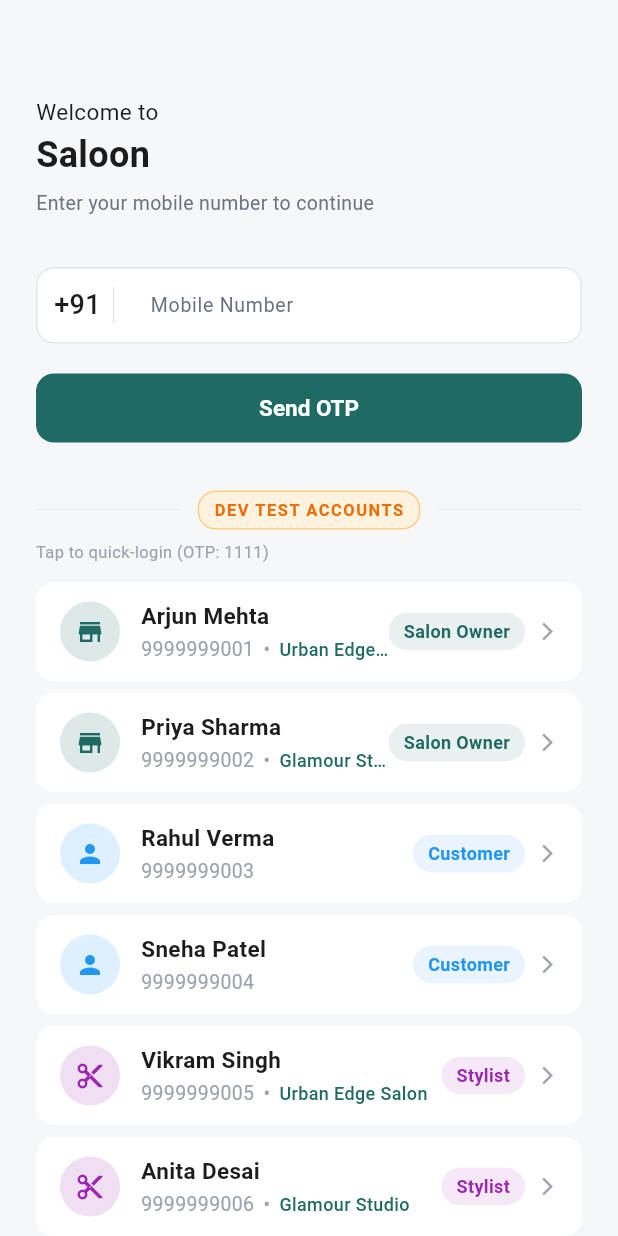
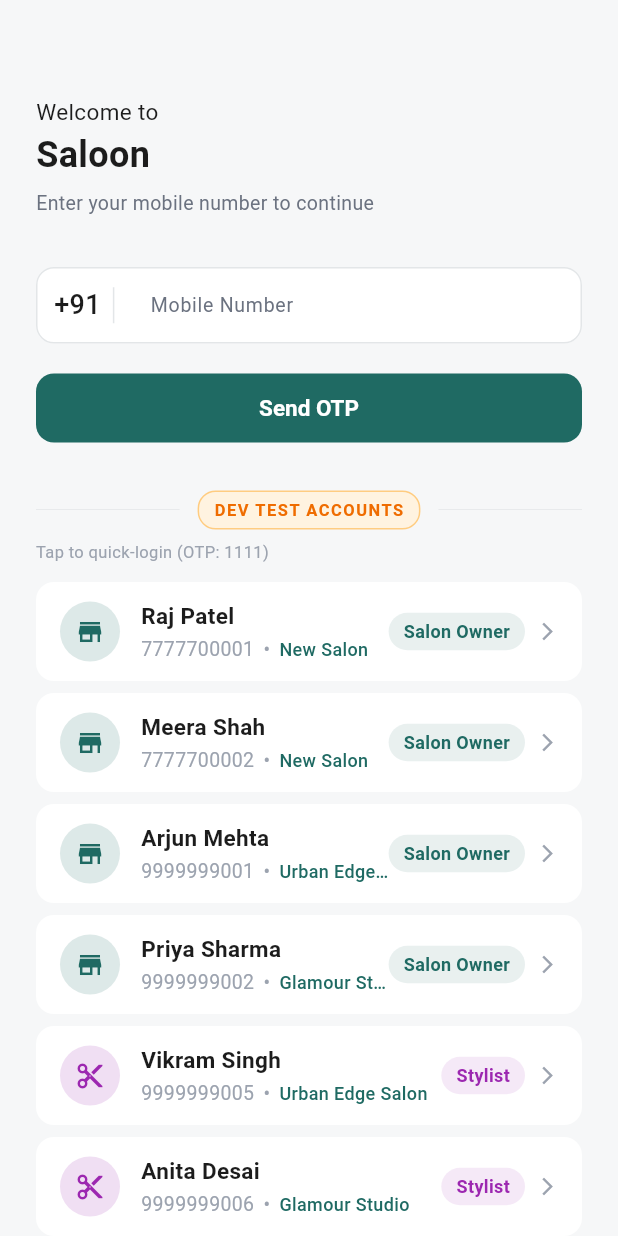
Before and after one commit to mihir-kanzariya/salon-owner, a Flutter app: the screen it shows after launch, on a phone screen of 412 x 824 dp. Run offline on Flutter 3.47's test engine with Material 3 defaults, Android fonts, the light colour scheme and no system bars; our stand-ins replace cached_network_image, connectivity_plus, firebase_core, firebase_messaging, flutter_local_notifications, flutter_secure_storage and 6 more; accounts and stored records are empty; network calls fail; project files that could hold a hidden picture were left out.

Commit message:
Add wallet API endpoints to config

```diff
--- a/lib/config/api_config.dart
+++ b/lib/config/api_config.dart
@@ -48,6 +48,12 @@ class ApiConfig {
   static String salonSettlements(String salonId) => '/payments/salon/$salonId/settlements';
   static String incentiveProgress(String salonId) => '/payments/salon/$salonId/incentive-progress';
 
+  // Wallet
+  static String walletSummary(String salonId) => '/wallet/salon/$salonId/summary';
+  static String walletLedger(String salonId) => '/wallet/salon/$salonId/ledger';
+  static String walletWithdraw(String salonId) => '/wallet/salon/$salonId/withdraw';
+  static String walletWithdrawals(String salonId) => '/wallet/salon/$salonId/withdrawals';
+
   // Reviews
   static const String reviews = '/reviews';
 
--- a/lib/features/auth/presentation/screens/phone_screen.dart
+++ b/lib/features/auth/presentation/screens/phone_screen.dart
@@ -12,10 +12,10 @@ import '../../../salon/providers/salon_provider.dart';
 const _devMode = true;
 
 const _testAccounts = [
+  {'phone': '7777700001', 'name': 'Raj Patel', 'role': 'Salon Owner', 'salon': 'New Salon', 'icon': Icons.store},
+  {'phone': '7777700002', 'name': 'Meera Shah', 'role': 'Salon Owner', 'salon': 'New Salon', 'icon': Icons.store},
   {'phone': '9999999001', 'name': 'Arjun Mehta', 'role': 'Salon Owner', 'salon': 'Urban Edge Salon', 'icon': Icons.store},
   {'phone': '9999999002', 'name': 'Priya Sharma', 'role': 'Salon Owner', 'salon': 'Glamour Studio', 'icon': Icons.store},
-  {'phone': '9999999003', 'name': 'Rahul Verma', 'role': 'Customer', 'salon': '', 'icon': Icons.person},
-  {'phone': '9999999004', 'name': 'Sneha Patel', 'role': 'Customer', 'salon': '', 'icon': Icons.person},
   {'phone': '9999999005', 'name': 'Vikram Singh', 'role': 'Stylist', 'salon': 'Urban Edge Salon', 'icon': Icons.content_cut},
   {'phone': '9999999006', 'name': 'Anita Desai', 'role': 'Stylist', 'salon': 'Glamour Studio', 'icon': Icons.content_cut},
 ];
--- a/lib/features/auth/presentation/screens/profile_setup_screen.dart
+++ b/lib/features/auth/presentation/screens/profile_setup_screen.dart
@@ -6,6 +6,7 @@ import '../../../../core/widgets/app_button.dart';
 import '../../../../core/widgets/app_text_field.dart';
 import '../../../../core/utils/snackbar_utils.dart';
 import '../providers/auth_provider.dart';
+import '../../../salon/providers/salon_provider.dart';
 
 class ProfileSetupScreen extends StatefulWidget {
   const ProfileSetupScreen({super.key});
@@ -40,7 +41,15 @@ class _ProfileSetupScreenState extends State<ProfileSetupScreen> {
     if (!mounted) return;
 
     if (success) {
-      Navigator.pushReplacementNamed(context, '/home');
+      // Load salon data and route to salon home or create
+await context.read<SalonProvider>().loadSalonData();
+if (!context.mounted) return;
+final salonId = context.read<SalonProvider>().salonId;
+if (salonId == null) {
+  Navigator.pushReplacementNamed(context, '/salon/create');
+} else {
+  Navigator.pushReplacementNamed(context, '/salon-home');
+}
     } else {
       SnackbarUtils.showError(context, provider.error);
     }
```
